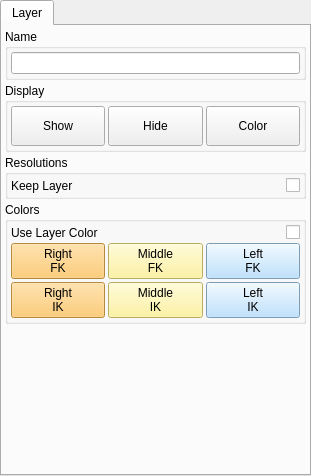
Old version of the form brigks/gui/ui/layerSettingsWidget.ui in the repository miquelcampos/brigks.
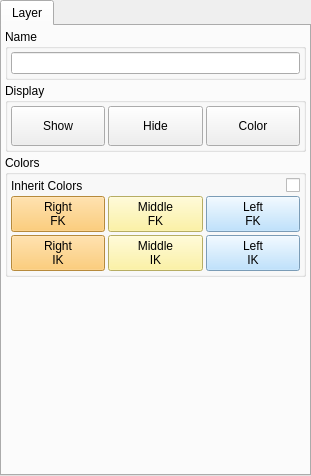
New version of the form.

Commit message: Adding Groups and XML Hierarchy

Diff of the .ui file:
```diff
--- a/brigks/gui/ui/layerSettingsWidget.ui
+++ b/brigks/gui/ui/layerSettingsWidget.ui
@@ -124,41 +124,6 @@
          </layout>
         </widget>
        </item>
-       <item>
-        <widget class="QGroupBox" name="uiNamingAndGenusGRP_4">
-         <property name="enabled">
-          <bool>true</bool>
-         </property>
-         <property name="title">
-          <string>Resolutions</string>
-         </property>
-         <layout class="QGridLayout" name="gridLayout_3">
-          <property name="margin">
-           <number>3</number>
-          </property>
-          <property name="spacing">
-           <number>3</number>
-          </property>
-          <item row="0" column="2">
-           <widget class="QCheckBox" name="uiKeepInSegmented">
-            <property name="layoutDirection">
-             <enum>Qt::RightToLeft</enum>
-            </property>
-            <property name="text">
-             <string/>
-            </property>
-           </widget>
-          </item>
-          <item row="0" column="0" colspan="2">
-           <widget class="QLabel" name="label_2">
-            <property name="text">
-             <string>Keep Layer</string>
-            </property>
-           </widget>
-          </item>
-         </layout>
-        </widget>
-       </item>
        <item>
         <widget class="QGroupBox" name="uiNamingAndGenusGRP_2">
          <property name="enabled">
@@ -2725,7 +2690,7 @@
           <item row="0" column="0" colspan="2">
            <widget class="QLabel" name="label">
             <property name="text">
-             <string>Use Layer Color</string>
+             <string>Inherit Colors</string>
             </property>
            </widget>
           </item>
```
Left out of the diff: 55 changed lines with no effect on the pictures. The commit also changes 10 other files.
